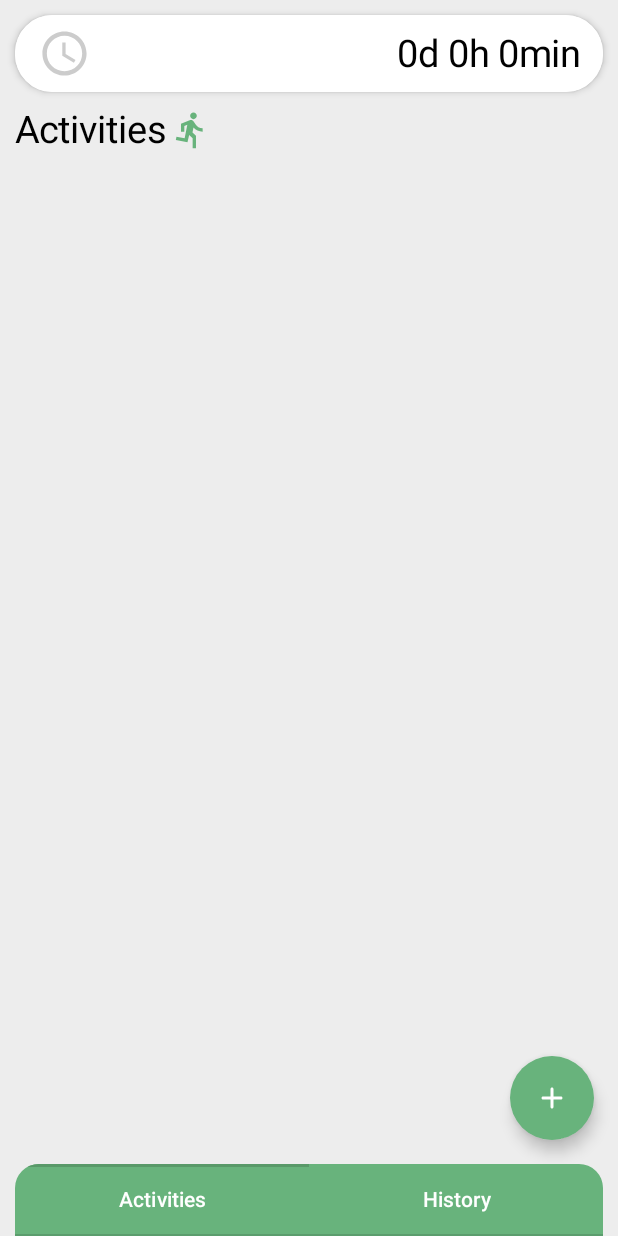
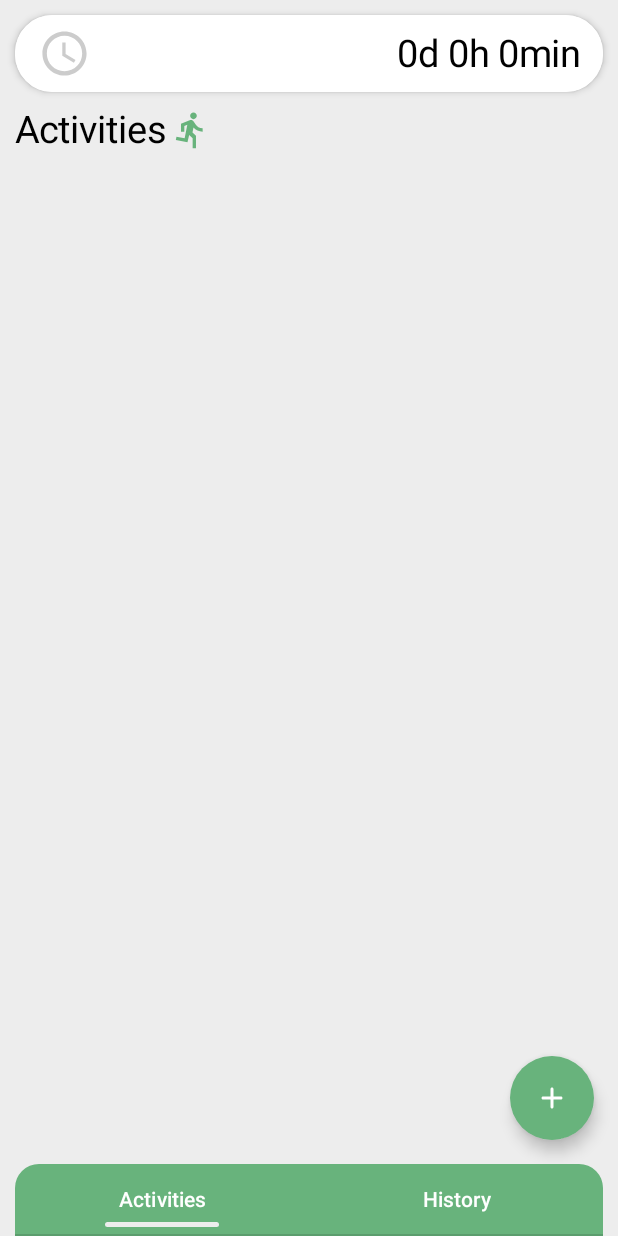
Before and after one commit to ozarski/Scoreboard, an Android app built with Jetpack Compose: the screen it shows after launch (MainActivity), on a phone screen of 412 x 824 dp. Run offline under Robolectric (Android 15) with nearby library versions, the phone set to English and light mode, and no system bars; our stand-ins replace accompanist.

Commit message:
Tab indicator rework

```diff
--- a/app/src/main/java/com/example/scoreboard/MainActivity.kt
+++ b/app/src/main/java/com/example/scoreboard/MainActivity.kt
@@ -9,8 +9,10 @@ import androidx.compose.foundation.layout.Arrangement
 import androidx.compose.foundation.layout.Column
 import androidx.compose.foundation.layout.Row
 import androidx.compose.foundation.layout.fillMaxSize
+import androidx.compose.foundation.layout.height
 import androidx.compose.foundation.layout.offset
 import androidx.compose.foundation.layout.padding
+import androidx.compose.foundation.layout.width
 import androidx.compose.foundation.shape.RoundedCornerShape
 import androidx.compose.material3.Tab
 import androidx.compose.material.TabRow
@@ -75,10 +77,12 @@ class MainActivity : ComponentActivity() {
                         TabRowDefaults.Indicator(
                             Modifier
                                 .pagerTabIndicatorOffset(pagerState, tabPositions)
-                                .offset(y = ((-46).dp)),
-                            color = Color(this@MainActivity.getColor((R.color.tab_indicator_color))),
-
-                            )
+                                .height(3.dp)
+                                .padding(horizontal = 60.dp)
+                                .offset(y = ((-6).dp))
+                                .clip(shape = RoundedCornerShape(16.dp)),
+                            color = Color(this@MainActivity.getColor((R.color.tabs_background_color))),
+                        )
                     },
                     backgroundColor = Color(this@MainActivity.getColor(R.color.main_ui_buttons_color)),
                     modifier = Modifier.clip(
```
